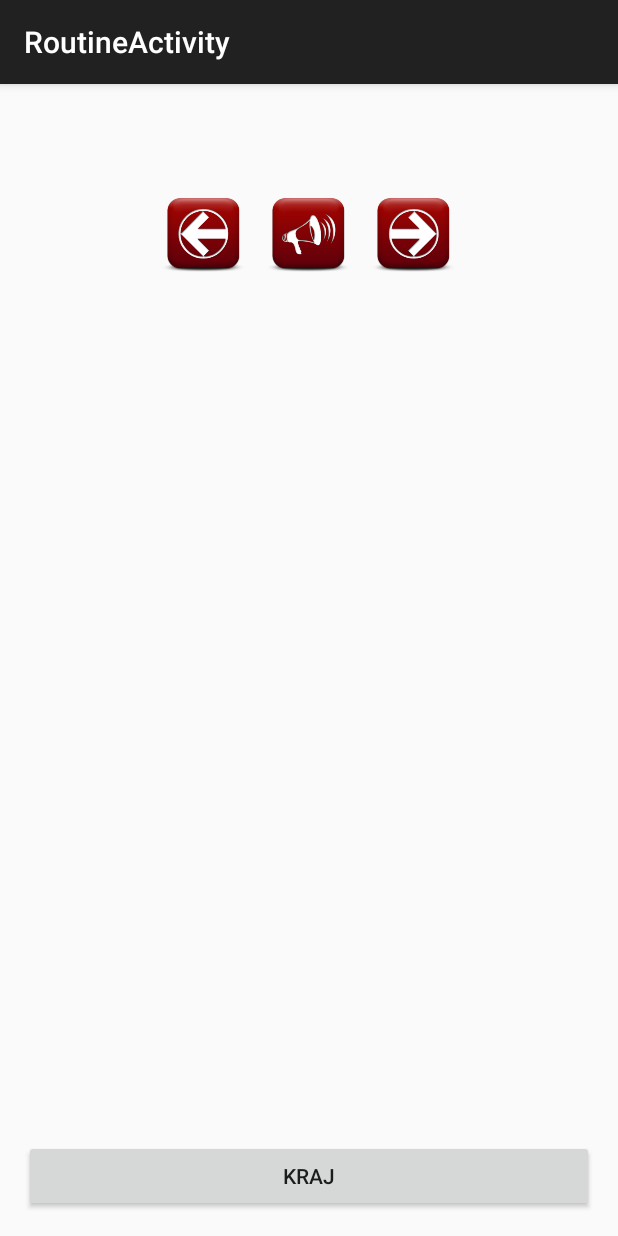
After one commit to somi92/DRapp, an Android app: the RoutineActivity screen opened directly, with no data from a screen before it, on a phone screen of 412 x 824 dp. The commit adds this screen. Run offline under Robolectric (Android 15) with nearby library versions, the phone set to English and light mode, and no system bars; 4 statements that could not run were skipped.

Commit message:
Finished RoutineActivity.

```diff
--- a/app/src/main/AndroidManifest.xml
+++ b/app/src/main/AndroidManifest.xml
@@ -16,6 +16,10 @@
                 <category android:name="android.intent.category.LAUNCHER" />
             </intent-filter>
         </activity>
+        <activity
+            android:name=".activities.RoutineActivity"
+            android:label="@string/title_activity_routine" >
+        </activity>
     </application>
 
 </manifest>
--- /dev/null
+++ b/app/src/main/java/rs/fon/drapp/activities/RoutineActivity.java
@@ -0,0 +1,113 @@
+package rs.fon.drapp.activities;
+
+import android.content.Intent;
+import android.support.v7.app.AppCompatActivity;
+import android.os.Bundle;
+import android.view.View;
+import android.widget.Button;
+import android.widget.ImageView;
+import android.widget.TextView;
+
+import java.util.List;
+
+import rs.fon.drapp.R;
+import rs.fon.drapp.domain.Routine;
+import rs.fon.drapp.domain.RoutineStep;
+import rs.fon.drapp.loaders.AssetsManager;
+
+public class RoutineActivity extends AppCompatActivity {
+
+    private ImageView mImage;
+    private TextView mDescTV;
+    private Button mPreviousButton;
+    private Button mNextButton;
+    private Button mSoundButton;
+
+    private Routine mRoutine;
+
+    private StepHandler mStepHandler;
+
+    @Override
+    protected void onCreate(Bundle savedInstanceState) {
+        super.onCreate(savedInstanceState);
+        setContentView(R.layout.activity_routine);
+
+        mImage = (ImageView) findViewById(R.id.imgRoutineStep);
+        mDescTV = (TextView) findViewById(R.id.step_desc);
+        mPreviousButton = (Button) findViewById(R.id.btnPrevious);
+        mNextButton = (Button) findViewById(R.id.btnNext);
+        mSoundButton = (Button) findViewById(R.id.btnSound);
+
+        Intent intent = getIntent();
+        mRoutine = (Routine) intent.getExtras().getSerializable("routine");
+
+        mStepHandler = new StepHandler(mRoutine.getSteps());
+        mImage.setImageDrawable(AssetsManager.getInstance().getDrawableAsset(this, mStepHandler.getStep().getImageResource()));
+        mDescTV.setText(mStepHandler.getStep().getDescription());
+
+        mPreviousButton.setOnClickListener(new View.OnClickListener() {
+            @Override
+            public void onClick(View view) {
+                mImage.setImageDrawable(AssetsManager.getInstance()
+                        .getDrawableAsset(RoutineActivity.this, mStepHandler.previousStep().getStep().getImageResource()));
+                mDescTV.setText(mStepHandler.getStep().getDescription());
+            }
+        });
+
+        mNextButton.setOnClickListener(new View.OnClickListener() {
+            @Override
+            public void onClick(View view) {
+                mImage.setImageDrawable(AssetsManager.getInstance()
+                        .getDrawableAsset(RoutineActivity.this, mStepHandler.nextStep().getStep().getImageResource()));
+                mDescTV.setText(mStepHandler.getStep().getDescription());
+            }
+        });
+
+        mSoundButton.setOnClickListener(new View.OnClickListener() {
+            @Override
+            public void onClick(View view) {
+                AssetsManager.getInstance().playSound(RoutineActivity.this, mStepHandler.getStep().getAudioResource());
+            }
+        });
+    }
+
+    private class StepHandler {
+
+        private List<RoutineStep> steps;
+        private int currentStep;
+        private int maxStep;
+
+        private StepHandler(List<RoutineStep> steps) {
+            this.steps = steps;
+            currentStep = 0;
+            maxStep = this.steps.size();
+        }
+
+        private StepHandler nextStep() {
+            currentStep++;
+            if(currentStep == maxStep) {
+                currentStep--;
+            }
+            return this;
+        }
+
+        private StepHandler previousStep() {
+            currentStep--;
+            if(currentStep < 0) {
+                currentStep++;
+            }
+            return this;
+        }
+
+        private RoutineStep getStep() {
+            RoutineStep result = steps.get(currentStep);
+            return result;
+        }
+
+        private StepHandler resetSteps() {
+            currentStep = 0;
+            maxStep = steps.size();
+            return this;
+        }
+    }
+}
--- a/app/src/main/java/rs/fon/drapp/json/RoutinesManager.java
+++ b/app/src/main/java/rs/fon/drapp/loaders/RoutinesManager.java
@@ -1,4 +1,4 @@
-package rs.fon.drapp.json;
+package rs.fon.drapp.loaders;
 
 import android.content.Context;
 
--- /dev/null
+++ b/app/src/main/res/layout/activity_routine.xml
@@ -0,0 +1,59 @@
+<RelativeLayout xmlns:android="http://schemas.android.com/apk/res/android"
+    xmlns:tools="http://schemas.android.com/tools" android:layout_width="match_parent"
+    android:layout_height="match_parent" android:paddingLeft="@dimen/activity_horizontal_margin"
+    android:paddingRight="@dimen/activity_horizontal_margin"
+    android:paddingTop="@dimen/activity_vertical_margin"
+    android:paddingBottom="@dimen/activity_vertical_margin"
+    tools:context="rs.fon.drapp.activities.RoutineActivity">
+
+    <ImageView
+        android:id="@+id/imgRoutineStep"
+        android:layout_centerHorizontal="true"
+        android:layout_width="wrap_content"
+        android:layout_height="wrap_content"
+        android:layout_marginTop="50dip" />
+
+    <LinearLayout
+        android:id="@+id/buttons_layout"
+        android:layout_width="wrap_content"
+        android:layout_height="wrap_content"
+        android:layout_centerHorizontal="true"
+        android:layout_below="@id/imgRoutineStep" >
+
+        <Button
+            android:id="@+id/btnPrevious"
+            android:background="@drawable/btn_previous"
+            android:layout_height="70dip"
+            android:layout_width="70dip" />
+
+        <Button
+            android:id="@+id/btnSound"
+            android:background="@drawable/btn_sound"
+            android:layout_height="70dip"
+            android:layout_width="70dip" />
+
+        <Button
+            android:id="@+id/btnNext"
+            android:background="@drawable/btn_next"
+            android:layout_height="70dip"
+            android:layout_width="70dip" />
+
+    </LinearLayout>
+
+    <TextView
+        android:id="@+id/step_desc"
+        android:layout_below="@id/buttons_layout"
+        android:layout_marginTop="10dp"
+        android:gravity="center"
+        android:layout_width="match_parent"
+        android:layout_height="wrap_content" />
+
+    <Button
+        android:id="@+id/btnFinish"
+        android:layout_width="match_parent"
+        android:layout_height="wrap_content"
+        android:layout_weight="0.01"
+        android:text="@string/finish_button"
+        android:layout_alignParentBottom="true" />
+
+</RelativeLayout>
--- a/app/src/main/res/menu/menu_main.xml
+++ /dev/null
@@ -1,6 +0,0 @@
-<menu xmlns:android="http://schemas.android.com/apk/res/android"
-    xmlns:app="http://schemas.android.com/apk/res-auto"
-    xmlns:tools="http://schemas.android.com/tools" tools:context=".MainActivity">
-    <item android:id="@+id/action_settings" android:title="@string/action_settings"
-        android:orderInCategory="100" app:showAsAction="never" />
-</menu>
--- a/app/src/main/res/values/strings.xml
+++ b/app/src/main/res/values/strings.xml
@@ -3,4 +3,6 @@
 
     <string name="hello_world">Hello world!</string>
     <string name="action_settings">Settings</string>
+    <string name="title_activity_routine">RoutineActivity</string>
+    <string name="finish_button">Kraj</string>
 </resources>
```
Also changed, not shown: app/src/main/java/rs/fon/drapp/activities/MainActivity.java (+25 -27 lines), app/src/main/java/rs/fon/drapp/loaders/AssetsManager.java (added, +67 -0 lines), app/src/main/java/rs/fon/drapp/util/RoutinesListAdapter.java (added, +46 -0 lines), app/src/main/res/layout/list_item.xml (added, +41 -0 lines), app/src/main/res/drawable/btn_next.png (renamed from app/src/main/assets/btn_next.png), app/src/main/res/drawable/btn_previous.png (renamed from app/src/main/assets/btn_previous.png), app/src/main/res/drawable/btn_sound.png (renamed from app/src/main/assets/btn_sound.png).
